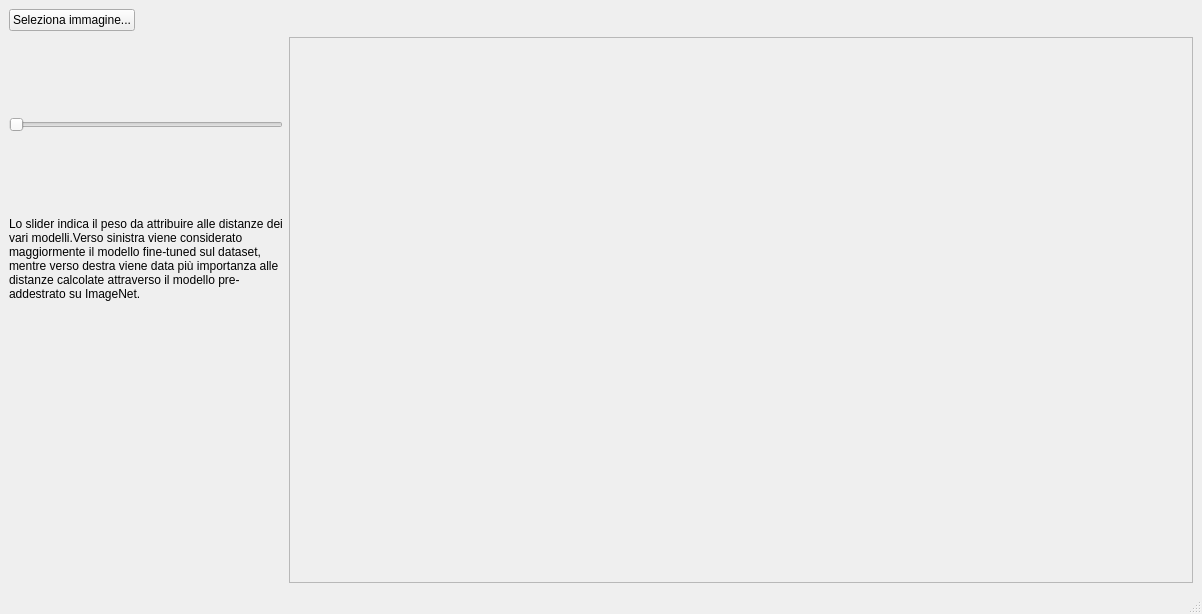
This is gui/similarity.ui in Gioelio/FoodX-251-Clean-and-classification as Qt 5 draws it before an edit. The edited form follows.
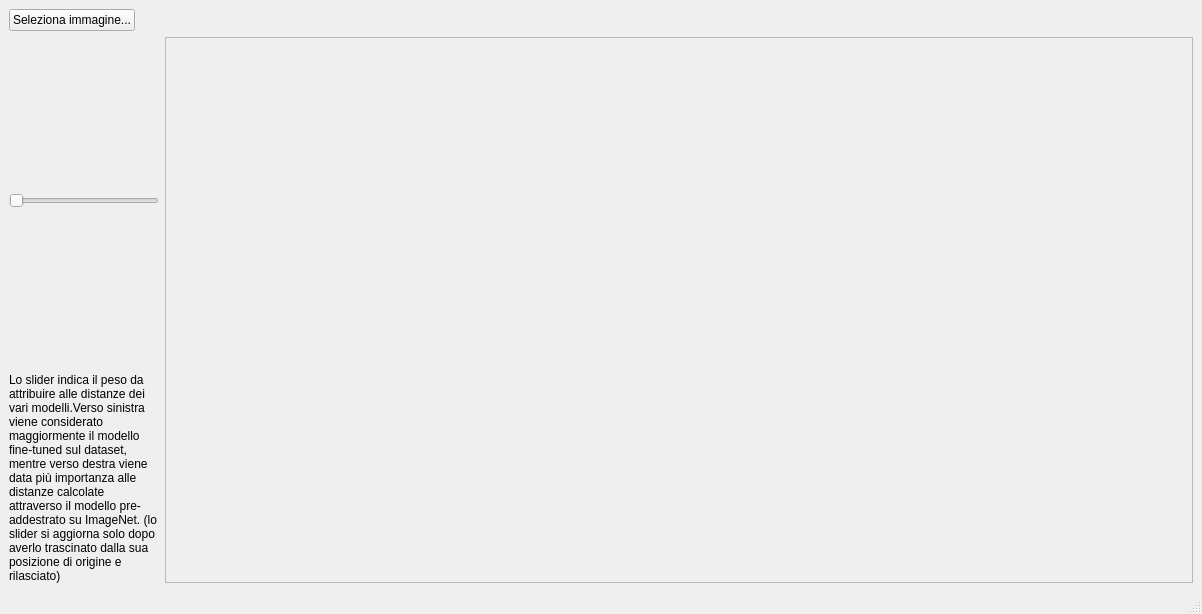
This is the edited form.

Commit message: added info for slider usage

The edit to the form file:
```diff
--- a/gui/similarity.ui
+++ b/gui/similarity.ui
@@ -34,13 +34,22 @@
      </layout>
     </item>
     <item row="1" column="0">
-     <layout class="QVBoxLayout" name="verticalLayout">
+     <layout class="QVBoxLayout" name="verticalLayout" stretch="0,0,0,0">
+      <property name="spacing">
+       <number>10</number>
+      </property>
       <property name="leftMargin">
        <number>0</number>
       </property>
       <property name="topMargin">
        <number>0</number>
       </property>
+      <property name="rightMargin">
+       <number>0</number>
+      </property>
+      <property name="bottomMargin">
+       <number>0</number>
+      </property>
       <item>
        <widget class="QLabel" name="queryImg">
         <property name="sizePolicy">
@@ -82,8 +91,20 @@
       </item>
       <item>
        <widget class="QLabel" name="labelDescription">
+        <property name="minimumSize">
+         <size>
+          <width>11</width>
+          <height>0</height>
+         </size>
+        </property>
+        <property name="maximumSize">
+         <size>
+          <width>170</width>
+          <height>16777215</height>
+         </size>
+        </property>
         <property name="text">
-         <string>Lo slider indica il peso da attribuire alle distanze dei vari modelli.Verso sinistra viene considerato maggiormente il modello fine-tuned sul dataset, mentre verso destra viene data più importanza alle distanze calcolate attraverso il modello pre-addestrato su ImageNet.</string>
+         <string>Lo slider indica il peso da attribuire alle distanze dei vari modelli.Verso sinistra viene considerato maggiormente il modello fine-tuned sul dataset, mentre verso destra viene data più importanza alle distanze calcolate attraverso il modello pre-addestrato su ImageNet. (lo slider si aggiorna solo dopo averlo trascinato dalla sua posizione di origine e rilasciato) </string>
         </property>
         <property name="wordWrap">
          <bool>true</bool>
@@ -94,6 +115,12 @@
     </item>
     <item row="1" column="1">
      <widget class="QScrollArea" name="gridImages">
+      <property name="maximumSize">
+       <size>
+        <width>1600000</width>
+        <height>16777215</height>
+       </size>
+      </property>
       <property name="widgetResizable">
        <bool>true</bool>
       </property>
@@ -102,8 +129,8 @@
         <rect>
          <x>0</x>
          <y>0</y>
-         <width>901</width>
-         <height>256</height>
+         <width>1004</width>
+         <height>516</height>
         </rect>
        </property>
       </widget>
```
Left out of the diff: 2 changed lines with no effect on the pictures.
